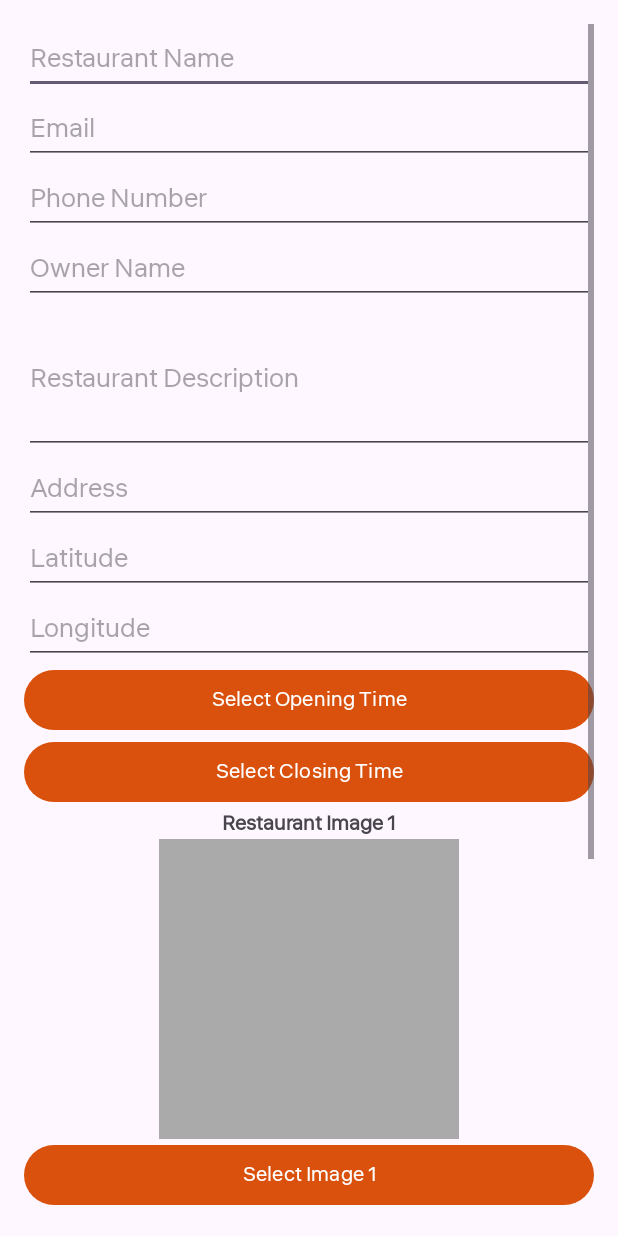
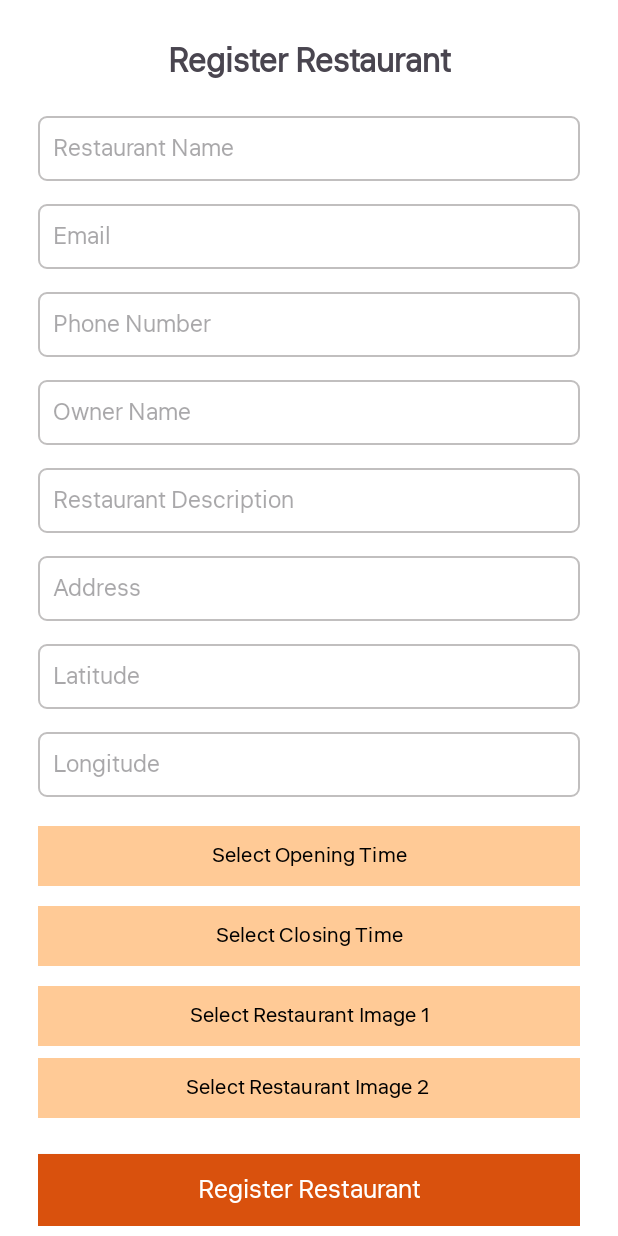
Before and after one commit to vinayparihar26/restaurant-_petpujja_app, an Android app: the layout activity_register_resturant.xml on its own in the app's theme, with its tools: preview values and no code run, on a phone screen of 412 x 824 dp. Run offline under Robolectric (Android 15) with nearby library versions, the phone set to English and light mode, and no system bars.

Commit message:
restaurantRegister

```diff
--- a/app/src/main/java/com/example/restaurant/activities/RegisterResturantActivity.kt
+++ b/app/src/main/java/com/example/restaurant/activities/RegisterResturantActivity.kt
@@ -8,17 +8,21 @@ import android.os.Bundle
 import android.provider.MediaStore
 import android.provider.OpenableColumns
 import android.util.Log
+import android.view.View
 import android.widget.Button
 import android.widget.EditText
 import android.widget.ImageView
 import android.widget.TextView
+import android.widget.Toast
 import androidx.activity.enableEdgeToEdge
 import androidx.appcompat.app.AppCompatActivity
+import androidx.appcompat.widget.AppCompatButton
 import androidx.core.view.ViewCompat
 import androidx.core.view.WindowInsetsCompat
 import com.example.restaurant.R
 import com.example.restaurant.api.RetrofitClient
 import com.example.restaurant.databinding.ActivityRegisterResturantBinding
+import com.google.android.material.button.MaterialButton
 import okhttp3.MediaType.Companion.toMediaTypeOrNull
 import okhttp3.MultipartBody
 import okhttp3.RequestBody
@@ -40,14 +44,14 @@ class RegisterResturantActivity : AppCompatActivity() {
     private lateinit var restaurantOwner: EditText
     private lateinit var restaurantDescription: EditText
     private lateinit var restaurantAddress: EditText
-    private lateinit var restaurantOpenTime: Button
-    private lateinit var restaurantCloseTime: Button
+    private lateinit var restaurantOpenTime: MaterialButton
+    private lateinit var restaurantCloseTime: MaterialButton
     private lateinit var restaurantLatitude: EditText
     private lateinit var restaurantLongitude: EditText
-    private lateinit var imagePicker1: Button
-    private lateinit var imagePicker2: Button
-    private lateinit var registerButton: Button
-    private lateinit var resultTextView: TextView
+    private lateinit var imagePicker1: MaterialButton
+    private lateinit var imagePicker2: MaterialButton
+    private lateinit var registerButton: AppCompatButton
+
     private lateinit var imagePreview1: ImageView
     private lateinit var imagePreview2: ImageView
 
@@ -75,7 +79,6 @@ class RegisterResturantActivity : AppCompatActivity() {
         imagePicker1 = findViewById(R.id.imagePicker1)
         imagePicker2 = findViewById(R.id.imagePicker2)
         registerButton = findViewById(R.id.registerButton)
-        resultTextView = findViewById(R.id.resultTextView)
         imagePreview1 = findViewById(R.id.imagePreview1)
         imagePreview2 = findViewById(R.id.imagePreview2)
 
@@ -105,12 +108,14 @@ class RegisterResturantActivity : AppCompatActivity() {
                     101 -> {
                         selectedImageUri1 = it
                         imagePreview1.setImageURI(it)
+                        imagePreview1.visibility = View.VISIBLE
                         imageFile1 = getFileFromUri(it)
                     }
 
                     102 -> {
                         selectedImageUri2 = it
                         imagePreview2.setImageURI(it)
+                        imagePreview2.visibility = View.VISIBLE
                         imageFile2 = getFileFromUri(it)
                     }
                 }
@@ -140,18 +145,16 @@ class RegisterResturantActivity : AppCompatActivity() {
         ).enqueue(object : Callback<ResponseBody> {
             override fun onResponse(call: Call<ResponseBody>, response: Response<ResponseBody>) {
                 if (response.isSuccessful) {
-                    resultTextView.text = "Restaurant Registered Successfully!"
+                    Toast.makeText(this@RegisterResturantActivity, "Successful", Toast.LENGTH_SHORT).show()
                     Log.d("register success", "onResponse: ${response.message()}")
 
                 } else {
-                    resultTextView.text = "Registration failed: ${response.errorBody()?.string()}"
                     Log.d("register failed1", "onResponse: ${response.message()}")
                     Log.d("register failed", "onResponse: ${response.errorBody()?.string()}")
                 }
             }
 
             override fun onFailure(call: Call<ResponseBody>, t: Throwable) {
-                resultTextView.text = "Error: ${t.message}"
             }
         })
     }
--- a/app/src/main/res/layout/activity_register_resturant.xml
+++ b/app/src/main/res/layout/activity_register_resturant.xml
@@ -5,20 +5,30 @@
     android:id="@+id/main"
     android:layout_width="match_parent"
     android:layout_height="match_parent"
+    android:background="@color/white"
     tools:context=".activities.RegisterResturantActivity">
 
 
     <ScrollView
         android:layout_width="match_parent"
         android:layout_height="match_parent"
-            android:fillViewport="true"
-            android:padding="16dp">
+        android:scrollbars="none">
 
         <LinearLayout
             android:layout_width="match_parent"
             android:layout_height="wrap_content"
             android:orientation="vertical"
+            android:padding="@dimen/_25sdp"
             android:gravity="center_horizontal">
+
+            <androidx.appcompat.widget.AppCompatTextView
+                android:layout_width="match_parent"
+                android:layout_height="wrap_content"
+                android:layout_marginBottom="@dimen/_20sdp"
+                android:text="Register Restaurant"
+                android:textAlignment="center"
+                android:textSize="@dimen/_22sdp"
+                android:textStyle="bold" />
 
             <!-- Restaurant Name -->
             <EditText
@@ -26,6 +36,11 @@
                 android:layout_width="match_parent"
                 android:layout_height="wrap_content"
                 android:hint="Restaurant Name"
+                android:textColor="@color/black"
+                android:padding="@dimen/_10sdp"
+                android:textSize="@dimen/_16sdp"
+                android:background="@drawable/border_gender"
+                android:layout_marginBottom="@dimen/_15sdp"
                 android:inputType="text" />
 
             <!-- Email -->
@@ -34,6 +49,11 @@
                 android:layout_width="match_parent"
                 android:layout_height="wrap_content"
                 android:hint="Email"
+                android:layout_marginBottom="@dimen/_15sdp"
+                android:background="@drawable/border_gender"
+                android:padding="@dimen/_10sdp"
+                android:textColor="@color/black"
+                android:textSize="@dimen/_16sdp"
                 android:inputType="textEmailAddress" />
 
             <!-- Phone -->
@@ -42,6 +62,11 @@
                 android:layout_width="match_parent"
                 android:layout_height="wrap_content"
                 android:hint="Phone Number"
+                android:padding="@dimen/_10sdp"
+                android:textColor="@color/black"
+                android:textSize="@dimen/_16sdp"
+                android:layout_marginBottom="@dimen/_15sdp"
+                android:background="@drawable/border_gender"
                 android:inputType="phone" />
 
             <!-- Owner Name -->
@@ -49,7 +74,12 @@
                 android:id="@+id/restaurantOwner"
                 android:layout_width="match_parent"
                 android:layout_height="wrap_content"
+                android:textColor="@color/black"
                 android:hint="Owner Name"
+                android:textSize="@dimen/_16sdp"
+                android:background="@drawable/border_gender"
+                android:layout_marginBottom="@dimen/_15sdp"
+                android:padding="@dimen/_10sdp"
                 android:inputType="text" />
 
             <!-- Description -->
@@ -57,9 +87,14 @@
                 android:id="@+id/restaurantDescription"
                 android:layout_width="match_parent"
                 android:layout_height="wrap_content"
+                android:textSize="@dimen/_16sdp"
+                android:padding="@dimen/_10sdp"
+                android:layout_marginBottom="@dimen/_15sdp"
+                android:textColor="@color/black"
+                android:background="@drawable/border_gender"
                 android:hint="Restaurant Description"
                 android:inputType="textMultiLine"
-                    android:minHeight="100dp"/>
+                />
 
             <!-- Address -->
             <EditText
@@ -67,6 +102,11 @@
                 android:layout_width="match_parent"
                 android:layout_height="wrap_content"
                 android:hint="Address"
+                android:textSize="@dimen/_16sdp"
+                android:padding="@dimen/_10sdp"
+                android:layout_marginBottom="@dimen/_15sdp"
+                android:textColor="@color/black"
+                android:background="@drawable/border_gender"
                 android:inputType="text" />
 
             <!-- Latitude -->
@@ -75,6 +115,11 @@
                 android:layout_width="match_parent"
                 android:layout_height="wrap_content"
                 android:hint="Latitude"
+                android:textSize="@dimen/_16sdp"
+                android:padding="@dimen/_10sdp"
+                android:layout_marginBottom="@dimen/_15sdp"
+                android:textColor="@color/black"
+                android:background="@drawable/border_gender"
                 android:inputType="numberDecimal" />
 
             <!-- Longitude -->
@@ -83,82 +128,84 @@
                 android:layout_width="match_parent"
                 android:layout_height="wrap_content"
                 android:hint="Longitude"
+                android:textSize="@dimen/_16sdp"
+                android:padding="@dimen/_10sdp"
+                android:layout_marginBottom="@dimen/_15sdp"
+                android:textColor="@color/black"
+                android:background="@drawable/border_gender"
                 android:inputType="numberDecimal" />
+
             <!-- Open Time -->
-                <Button
+            <com.google.android.material.button.MaterialButton
                 android:id="@+id/openTimeButton"
                 android:layout_width="match_parent"
                 android:layout_height="wrap_content"
-                    android:text="Select Opening Time" />
+                android:backgroundTint="@color/lightestOrange"
+                android:text="Select Opening Time"
+                android:textColor="@color/black"
+                android:layout_marginBottom="@dimen/_5sdp"
+                app:cornerRadius="0dp" />
 
             <!-- Close Time -->
-                <Button
+
+            <com.google.android.material.button.MaterialButton
                 android:id="@+id/closeTimeButton"
                 android:layout_width="match_parent"
                 android:layout_height="wrap_content"
-                    android:text="Select Closing Time" />
-
-
+                android:backgroundTint="@color/lightestOrange"
+                android:text="Select Closing Time"
+                android:textColor="@color/black"
+                android:layout_marginBottom="@dimen/_5sdp"
+                app:cornerRadius="0dp" />
             <!-- Image 1 Selection -->
-                <TextView
-                    android:layout_width="wrap_content"
-                    android:layout_height="wrap_content"
-                    android:text="Restaurant Image 1"
-                    android:textStyle="bold"/>
 
             <ImageView
                 android:id="@+id/imagePreview1"
-                    android:layout_width="200dp"
+                android:layout_width="match_parent"
                 android:layout_height="200dp"
                 android:scaleType="centerCrop"
+                android:visibility="gone"
                 android:background="@android:color/darker_gray" />
 
-                <Button
+            <com.google.android.material.button.MaterialButton
                 android:id="@+id/imagePicker1"
                 android:layout_width="match_parent"
                 android:layout_height="wrap_content"
-                    android:text="Select Image 1" />
-
-                <!-- Image 2 Selection -->
-                <TextView
-                    android:layout_width="wrap_content"
-                    android:layout_height="wrap_content"
-                    android:text="Restaurant Image 2"
-                    android:textStyle="bold"/>
+                android:backgroundTint="@color/lightestOrange"
+                android:text="Select Restaurant Image 1"
+                android:textColor="@color/black"
+                app:cornerRadius="0dp" />
 
             <ImageView
                 android:id="@+id/imagePreview2"
-                    android:layout_width="200dp"
+                android:layout_width="match_parent"
                 android:layout_height="200dp"
                 android:scaleType="centerCrop"
+                android:visibility="gone"
                 android:background="@android:color/darker_gray" />
 
-                <Button
+
+            <com.google.android.material.button.MaterialButton
                 android:id="@+id/imagePicker2"
                 android:layout_width="match_parent"
                 android:layout_height="wrap_content"
-                    android:text="Select Image 2" />
+                android:backgroundTint="@color/lightestOrange"
+                android:text="Select Restaurant Image 2 "
+                android:textColor="@color/black"
+                app:cornerRadius="0dp" />
 
             <!-- Register Button -->
-                <Button
+            <androidx.appcompat.widget.AppCompatButton
                 android:id="@+id/registerButton"
                 android:layout_width="match_parent"
                 android:layout_height="wrap_content"
+                android:layout_marginTop="@dimen/_20sdp"
+                android:background="@color/orange"
                 android:text="Register Restaurant"
-                    android:backgroundTint="@android:color/holo_blue_dark"
-                    android:textColor="@android:color/white"
-                    android:layout_marginTop="16dp"/>
+                android:textAllCaps="false"
+                android:textColor="@color/white"
+                android:textSize="@dimen/_17sdp" />
 
-                <!-- Result TextView -->
-                <TextView
-                    android:id="@+id/resultTextView"
-                    android:layout_width="match_parent"
-                    android:layout_height="wrap_content"
-                    android:textSize="16sp"
-                    android:textStyle="bold"
-                    android:textColor="@android:color/holo_red_dark"
-                    android:gravity="center"
-                    android:paddingTop="10dp"/>
 
         </LinearLayout>
     </ScrollView>
```
Lines whose indentation alone changed are shown as unchanged.
